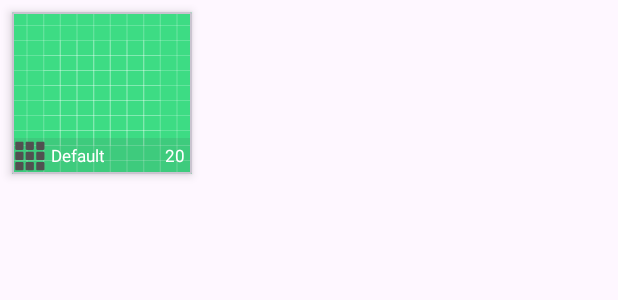
After one commit to apdallah/CustomGalleryApplicationTask, an Android app: the layout layout_item_album.xml on its own in the app's theme, with its tools: preview values and no code run, on a phone screen of 412 x 824 dp. The commit adds this screen. Shown: the top 300 px of the screen. Run offline under Robolectric (Android 15) with nearby library versions, the phone set to English and light mode, and no system bars.

```diff
--- a/app/build.gradle.kts
+++ b/app/build.gradle.kts
@@ -53,6 +53,9 @@ dependencies {
     implementation("com.google.android.material:material:1.11.0")
     implementation("androidx.constraintlayout:constraintlayout:2.1.4")
     testImplementation("junit:junit:4.13.2")
+    testImplementation ("org.mockito:mockito-core:5.10.0")
+    testImplementation ("androidx.arch.core:core-testing:2.1.0")
+    testImplementation ("org.jetbrains.kotlinx:kotlinx-coroutines-test:1.4.2")
     androidTestImplementation("androidx.test.ext:junit:1.1.5")
     androidTestImplementation("androidx.test.espresso:espresso-core:3.5.1")
 }
--- a/app/src/main/java/com/apdallahyousry/customgalleryapplication/data/models/MediaItemModel.kt
+++ b/app/src/main/java/com/apdallahyousry/customgalleryapplication/data/models/MediaItemModel.kt
@@ -1,6 +1,6 @@
 package com.apdallahyousry.customgalleryapplication.data.models
 
-data class MediaItemModel(val id:Int,
+data class MediaItemModel(val id:Long,
                           val title:String,
                           val albumName:String?=null,
                           val mediaPath:String?=null,
--- a/app/src/main/java/com/apdallahyousry/customgalleryapplication/ui/MainActivity.kt
+++ b/app/src/main/java/com/apdallahyousry/customgalleryapplication/ui/MainActivity.kt
@@ -22,6 +22,7 @@ class MainActivity : AppCompatActivity() {
         }else{
             onStoragePermissionGranted()
         }
+
     }
     private fun onStoragePermissionGranted(){
         viewModel.loadAlbums()
--- a/app/src/main/res/layout/layout__fragment_all_albums.xml
+++ b/app/src/main/res/layout/layout__fragment_all_albums.xml
@@ -18,6 +18,7 @@
     <androidx.recyclerview.widget.RecyclerView
         android:layout_width="match_parent"
         android:layout_height="0dp"
+        android:id="@+id/albumsRv"
         app:layout_constraintBottom_toBottomOf="parent"
         app:layout_constraintTop_toBottomOf="@id/topToolBar" />
     <RelativeLayout
--- /dev/null
+++ b/app/src/main/res/layout/layout_item_album.xml
@@ -0,0 +1,67 @@
+<?xml version="1.0" encoding="utf-8"?>
+<com.google.android.material.card.MaterialCardView xmlns:android="http://schemas.android.com/apk/res/android"
+    xmlns:app="http://schemas.android.com/apk/res-auto"
+    xmlns:tools="http://schemas.android.com/tools"
+    android:layout_width="120dp"
+    android:layout_height="wrap_content"
+     app:cardCornerRadius="1dp"
+    android:layout_margin="8dp"
+    app:cardElevation="4dp">
+
+    <androidx.constraintlayout.widget.ConstraintLayout
+        android:layout_width="match_parent"
+        android:layout_height="wrap_content">
+
+        <ImageView
+            android:id="@+id/thumbinalImageView"
+            android:layout_width="match_parent"
+            android:layout_height="match_parent"
+            android:scaleType="fitXY"
+            app:layout_constraintTop_toTopOf="parent"
+            tools:src="@drawable/ic_launcher_background" />
+
+        <RelativeLayout
+            android:layout_width="match_parent"
+            android:layout_height="wrap_content"
+            android:background="#1D474747"
+            app:layout_constraintBottom_toBottomOf="parent">
+
+            <ImageView
+                android:id="@+id/albumIcon"
+                android:layout_width="24dp"
+                android:layout_height="24dp"
+                android:layout_alignParentStart="true"
+                android:src="@drawable/ic_grid" />
+
+            <TextView
+                android:id="@+id/albumTitleTv"
+                android:layout_width="match_parent"
+                android:layout_height="wrap_content"
+                android:layout_centerVertical="true"
+                android:layout_toStartOf="@id/albumCountTv"
+                android:layout_toEndOf="@id/albumIcon"
+                android:ellipsize="end"
+                android:maxLines="1"
+                android:layout_marginStart="2dp"
+                android:layout_marginEnd="2dp"
+                android:textSize="11sp"
+                android:textAlignment="viewStart"
+                android:textAppearance="@android:style/TextAppearance.Small"
+                android:textColor="@color/white"
+                tools:text="Default  " />
+
+            <TextView
+                android:id="@+id/albumCountTv"
+                android:layout_width="wrap_content"
+                android:layout_height="wrap_content"
+                android:layout_alignParentEnd="true"
+                android:layout_centerVertical="true"
+                android:textAlignment="center"
+                android:textSize="11sp"
+                android:layout_marginEnd="2dp"
+                 android:textColor="@color/white"
+                tools:text="20 " />
+
+        </RelativeLayout>
+    </androidx.constraintlayout.widget.ConstraintLayout>
+</com.google.android.material.card.MaterialCardView>
```
Also changed, not shown: app/src/main/java/com/apdallahyousry/customgalleryapplication/data/local/ImageQueryHelper.kt (added, +33 -0 lines), app/src/main/java/com/apdallahyousry/customgalleryapplication/data/local/MediaQueryHelper.kt (added, +47 -0 lines), app/src/main/java/com/apdallahyousry/customgalleryapplication/data/local/VideoQueryHelper.kt (added, +32 -0 lines), app/src/main/java/com/apdallahyousry/customgalleryapplication/data/repo/FileDataSource.kt (deleted, +0 -125 lines), app/src/main/java/com/apdallahyousry/customgalleryapplication/data/repo/LocaleAlbumRepository.kt (+12 -4 lines), app/src/main/java/com/apdallahyousry/customgalleryapplication/di/modules.kt (+7 -1 lines), app/src/main/java/com/apdallahyousry/customgalleryapplication/ui/adapters/AlbumsAdapter.kt (added, +33 -0 lines), app/src/main/java/com/apdallahyousry/customgalleryapplication/ui/views/AllAlbumsFragment.kt (+15 -1 lines), 1 other file.
